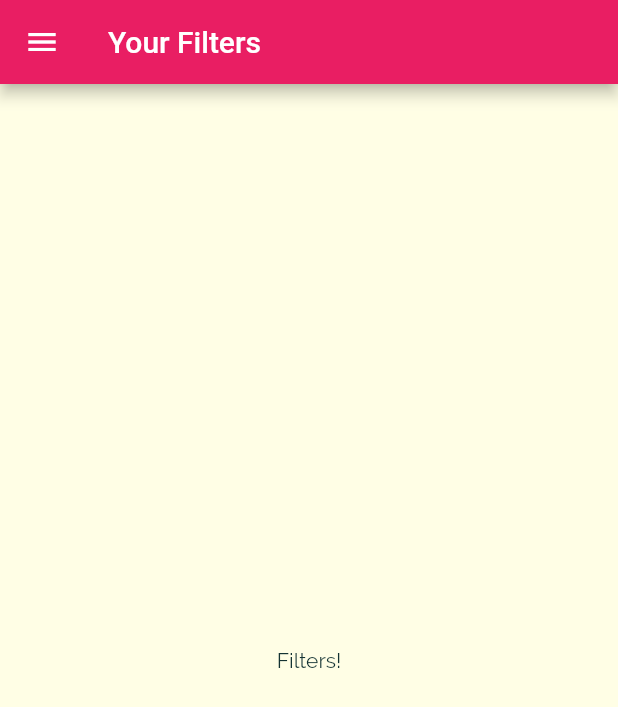
After one commit to khakestari/meals_app, a Flutter app: the FiltersScreen screen opened by its route, on a phone screen of 412 x 824 dp. The commit adds this screen. Shown: the top 707 px of the screen. Run offline on Flutter 3.47's test engine with Material 2 defaults, Android fonts, the phone set to English and light mode, and no system bars.

Commit message:
filters screen added & get to know pushReplacementNamed

```diff
--- a/lib/main.dart
+++ b/lib/main.dart
@@ -1,6 +1,7 @@
 import 'package:flutter/material.dart';
 
 
+import './screens/filters_screen.dart';
 import './screens/tabs_screen.dart';
 import './screens/meal_detail_screen.dart';
 import './screens/category_meals_screeen.dart';
@@ -35,6 +36,7 @@ class MyApp extends StatelessWidget {
         '/': (ctx) => TebsScreen(), //home
         CategoryMealsScreen.routName: (ctx) => CategoryMealsScreen(),
         MealDetailScreen.routName: (ctx) => MealDetailScreen(),
+        FiltersScreen.routName: (ctx) => FiltersScreen(),
       },
       // routs which is not write above here
       //                                    ///
--- /dev/null
+++ b/lib/screens/filters_screen.dart
@@ -0,0 +1,19 @@
+import 'package:flutter/material.dart';
+
+import '../widgets/main_drawer.dart';
+
+class FiltersScreen extends StatelessWidget {
+  static const routName = '/filters';
+  @override
+  Widget build(BuildContext context) {
+    return Scaffold(
+      appBar: AppBar(
+        title: const Text('Your Filters'),
+      ),
+      drawer: MainDrawer(),
+      body: Center(
+        child: Text('Filters!'),
+      ),
+    );
+  }
+}
```
Also changed, not shown: lib/widgets/main_drawer.dart (+9 -4 lines).
